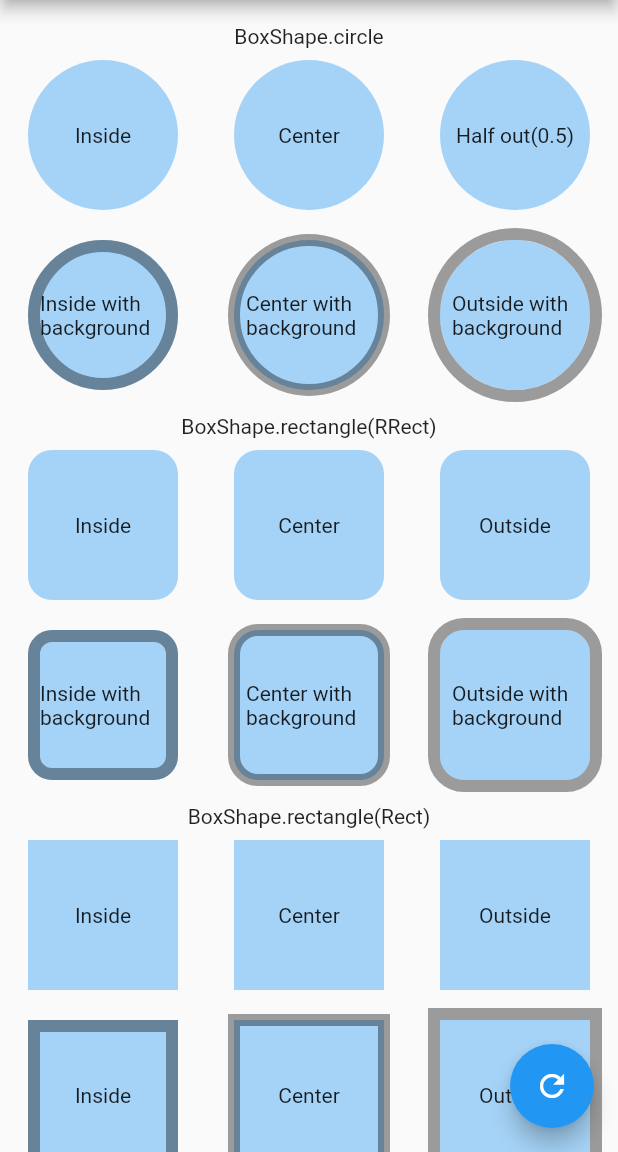
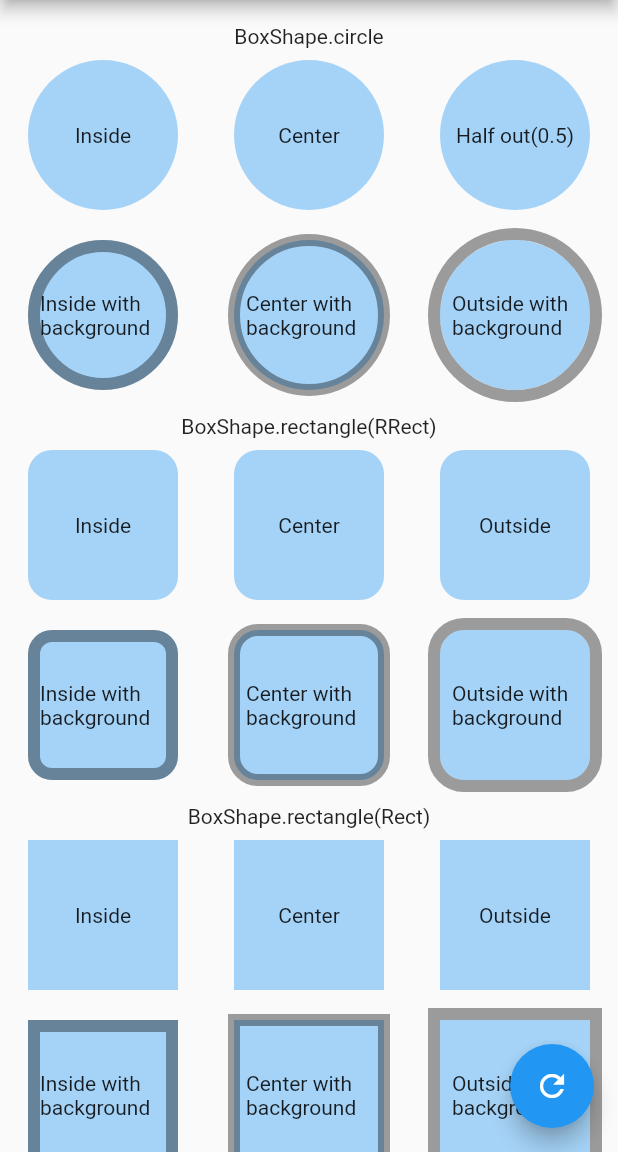
Before and after one commit to shirne/progress_border, a Flutter app: the screen it shows after launch, on a phone screen of 412 x 824 dp, the part 84-1236 px from its top. Run offline on Flutter 3.47's test engine with Material 2 defaults, Android fonts, the phone set to English and light mode, and no system bars.

Commit message:
fix example

```diff
--- a/example/lib/main.dart
+++ b/example/lib/main.dart
@@ -438,7 +438,7 @@ class _MyHomePageState extends State<MyHomePage>
                           backgroundColor: Colors.black38,
                         ),
                       ),
-                      child: const Text('Inside'),
+                      child: const Text('Inside with background'),
                     ),
                   ),
                 ),
@@ -458,7 +458,7 @@ class _MyHomePageState extends State<MyHomePage>
                           backgroundColor: Colors.black38,
                         ),
                       ),
-                      child: const Text('Center'),
+                      child: const Text('Center with background'),
                     ),
                   ),
                 ),
@@ -478,7 +478,7 @@ class _MyHomePageState extends State<MyHomePage>
                           backgroundColor: Colors.black38,
                         ),
                       ),
-                      child: const Text('Outside'),
+                      child: const Text('Outside with background'),
                     ),
                   ),
                 ),
```
